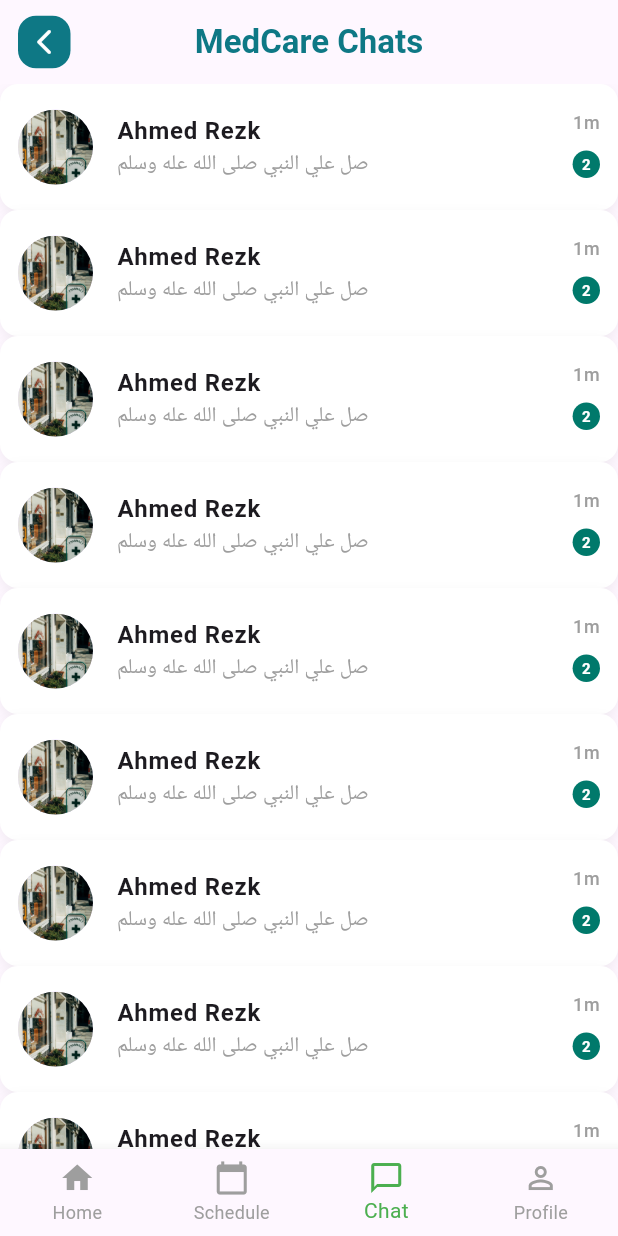
After one commit to MElwakel/MedCare, a Flutter app: the AllChatView screen opened by its route, on a phone screen of 412 x 824 dp. The commit adds this screen. Run offline on Flutter 3.47's test engine with Material 3 defaults, Android fonts, the phone set to English and light mode, and no system bars; our stand-ins replace font_awesome_flutter, go_router, pin_code_fields, readmore.

Commit message:
add chats view

```diff
--- a/lib/core/router/app_router.dart
+++ b/lib/core/router/app_router.dart
@@ -1,4 +1,3 @@
-import 'package:flutter/material.dart';
 import 'package:go_router/go_router.dart';
 import 'package:medcare/features/auth/presentaion/views/create_new_password_view.dart';
 import 'package:medcare/features/auth/presentaion/views/email_verify_view.dart';
@@ -7,6 +6,7 @@ import 'package:medcare/features/auth/presentaion/views/sign_in_view.dart';
 import 'package:medcare/features/auth/presentaion/views/sign_up_screen.dart';
 import 'package:medcare/features/auth/presentaion/views/verify_your_code_view.dart';
 import 'package:medcare/features/auth/presentaion/views/verify_your_identity_view.dart';
+import 'package:medcare/features/chat/presentation/views/all_chat_view.dart';
 import 'package:medcare/features/doctors/presentation/views/doctor_details_view.dart';
 import 'package:medcare/features/doctors/presentation/views/doctors_view.dart';
 import 'package:medcare/features/home/presentation/views/home_view.dart';
@@ -79,6 +79,11 @@ final GoRouter appRouter = GoRouter(
       builder: (context, state) => const DoctorDetials(),
     ),
 
+    GoRoute(
+      path: AllChatView.id,
+      builder: (context, state) => const AllChatView(),
+    ),
+
   ],
 );
 
--- /dev/null
+++ b/lib/features/chat/presentation/views/all_chat_view.dart
@@ -0,0 +1,19 @@
+import 'package:flutter/material.dart';
+import 'package:medcare/core/helpers/build_custom_app_bar.dart';
+import 'package:medcare/features/chat/presentation/views/widgets/all_chat_view_body.dart';
+import 'package:medcare/features/home/presentation/widgets/button_navigation_bar.dart';
+
+class AllChatView extends StatelessWidget {
+  const AllChatView({super.key});
+
+  static const String id = '/allChatView';
+  @override
+  Widget build(BuildContext context) {
+    return Scaffold(
+      appBar: buildCustomAppBar(title: "MedCare Chats"),
+      body: AllChatViewBody(),
+      bottomNavigationBar: ButtonNavigationBar(selectedIndex: 2),
+
+    );
+  }
+}
--- /dev/null
+++ b/lib/features/chat/presentation/views/widgets/all_chat_view_body.dart
@@ -0,0 +1,22 @@
+import 'package:flutter/material.dart';
+import 'package:medcare/features/chat/presentation/views/widgets/chat_item.dart';
+
+class AllChatViewBody extends StatelessWidget {
+  const AllChatViewBody({super.key});
+
+  @override
+  Widget build(BuildContext context) {
+    return ListView.builder(
+      itemCount: 15,
+      itemBuilder: (context, index) {
+        return ChatItem(
+          imageUrl: "assets/images/pharmacy1.jpeg",
+          name: "Ahmed Rezk",
+          message: "صل علي النبي صلى الله عله وسلم",
+          time: "1m",
+          unreadCount: 2,
+        );
+      },
+    );
+  }
+}
--- /dev/null
+++ b/lib/features/chat/presentation/views/widgets/chat_item.dart
@@ -0,0 +1,77 @@
+import 'package:flutter/material.dart';
+
+class ChatItem extends StatelessWidget {
+  final String imageUrl;
+  final String name;
+  final String message;
+  final String time;
+  final int? unreadCount;
+
+  const ChatItem({
+    super.key,
+    required this.imageUrl,
+    required this.name,
+    required this.message,
+    required this.time,
+    this.unreadCount,
+  });
+
+  @override
+  Widget build(BuildContext context) {
+    return Container(
+      decoration: BoxDecoration(
+        color: Colors.white,
+        borderRadius: BorderRadius.circular(12),
+        boxShadow: [
+          BoxShadow(
+            color: Colors.black12.withValues(alpha: 0.05),
+            blurRadius: 6,
+            offset: const Offset(0, 3),
+          ),
+        ],
+      ),
+      child: ListTile(
+        contentPadding: const EdgeInsets.symmetric(horizontal: 12, vertical: 6),
+        leading: CircleAvatar(
+          radius: 25,
+          backgroundImage: AssetImage(imageUrl),
+        ),
+        title: Text(
+          name,
+          style: const TextStyle(fontWeight: FontWeight.w600),
+        ),
+        subtitle: Text(
+          message,
+          overflow: TextOverflow.ellipsis,
+          style: const TextStyle(color: Colors.grey),
+        ),
+        trailing: Column(
+          mainAxisAlignment: MainAxisAlignment.center,
+          children: [
+            Text(
+              time,
+              style: const TextStyle(color: Colors.grey, fontSize: 12),
+            ),
+            if (unreadCount != null && unreadCount! > 0)
+              Container(
+                margin: const EdgeInsets.only(top: 6),
+                padding: const EdgeInsets.all(6),
+                decoration: const BoxDecoration(
+                  color: Color(0xFF00796B),
+                  shape: BoxShape.circle,
+                ),
+                child: Text(
+                  unreadCount.toString(),
+                  style: const TextStyle(
+                    color: Colors.white,
+                    fontSize: 10,
+                    fontWeight: FontWeight.bold,
+                  ),
+                ),
+              ),
+          ],
+        ),
+      ),
+    );
+  }
+}
--- a/lib/features/home/presentation/views/home_view.dart
+++ b/lib/features/home/presentation/views/home_view.dart
@@ -15,7 +15,7 @@ class HomePage extends StatelessWidget {
       body:HomeViewBody(),
 
       // ===== Bottom Navigation Bar =====
-      bottomNavigationBar:ButtonNavigationBar()
+      bottomNavigationBar:ButtonNavigationBar(selectedIndex: 0,)
     );
   }
 
--- a/lib/features/home/presentation/widgets/button_navigation_bar.dart
+++ b/lib/features/home/presentation/widgets/button_navigation_bar.dart
@@ -1,20 +1,11 @@
 import 'package:flutter/material.dart';
+import 'package:go_router/go_router.dart';
+import 'package:medcare/features/chat/presentation/views/all_chat_view.dart';
+import 'package:medcare/features/home/presentation/views/home_view.dart';
 
-class ButtonNavigationBar extends StatefulWidget {
-  const ButtonNavigationBar({super.key});
-
-  @override
-  State<ButtonNavigationBar> createState() => _ButtonNavigationBarState();
-}
-
-class _ButtonNavigationBarState extends State<ButtonNavigationBar> {
-  int _selectedIndex = 0;
-
-  void _onItemTapped(int index) {
-    setState(() {
-      _selectedIndex = index;
-    });
-  }
+class ButtonNavigationBar extends StatelessWidget {
+  final int selectedIndex;
+  const ButtonNavigationBar({super.key, required this.selectedIndex});
 
   @override
   Widget build(BuildContext context) {
@@ -22,8 +13,23 @@ class _ButtonNavigationBarState extends State<ButtonNavigationBar> {
       type: BottomNavigationBarType.fixed,
       selectedItemColor: Colors.green,
       unselectedItemColor: Colors.grey,
-      currentIndex: _selectedIndex,
-      onTap: _onItemTapped,
+      currentIndex: selectedIndex,
+      onTap: (index) {
+        switch (index) {
+          case 0:
+            context.go(HomePage.id);
+            break;
+          case 1:
+            //context.go('/sechdule');
+            break;
+          case 2:
+            context.go(AllChatView.id);
+            break;
+          case 3:
+            //context.go('/profile');
+            break;
+        }
+      },
       items: const [
         BottomNavigationBarItem(icon: Icon(Icons.home), label: "Home"),
         BottomNavigationBarItem(icon: Icon(Icons.calendar_today), label: "Schedule"),
--- a/lib/features/pharmacies/presentation/views/chat_view.dart
+++ b/lib/features/pharmacies/presentation/views/chat_view.dart
@@ -1,4 +1,5 @@
 import 'package:flutter/material.dart';
+import 'package:medcare/features/home/presentation/widgets/button_navigation_bar.dart';
 import 'package:medcare/features/pharmacies/presentation/views/widgets/chat_view_body.dart';
 import '../../domain/entities/pharmacy_entity.dart';
 
@@ -6,7 +7,7 @@ import '../../domain/entities/pharmacy_entity.dart';
 class ChatView extends StatelessWidget {
   const ChatView({super.key, required this.pharmacy});
   final PharmacyEntity pharmacy;
-
+  static const String id = '/chatView';
   @override
   Widget build(BuildContext context) {
     return Scaffold(
@@ -31,6 +32,7 @@ class ChatView extends StatelessWidget {
         ),
       ),
       body: ChatViewBody(pharmacy: pharmacy),
+      bottomNavigationBar: ButtonNavigationBar(selectedIndex: 0),
     );
   }
 }
--- a/lib/main.dart
+++ b/lib/main.dart
@@ -1,7 +1,5 @@
 import 'package:flutter/material.dart';
 import 'package:flutter_localizations/flutter_localizations.dart';
-import 'package:medcare/features/home/presentation/views/home_view.dart';
-import 'package:medcare/features/splash/splash_view.dart';
 import 'core/router/app_router.dart';
 
 import 'generated/l10n.dart';
```
